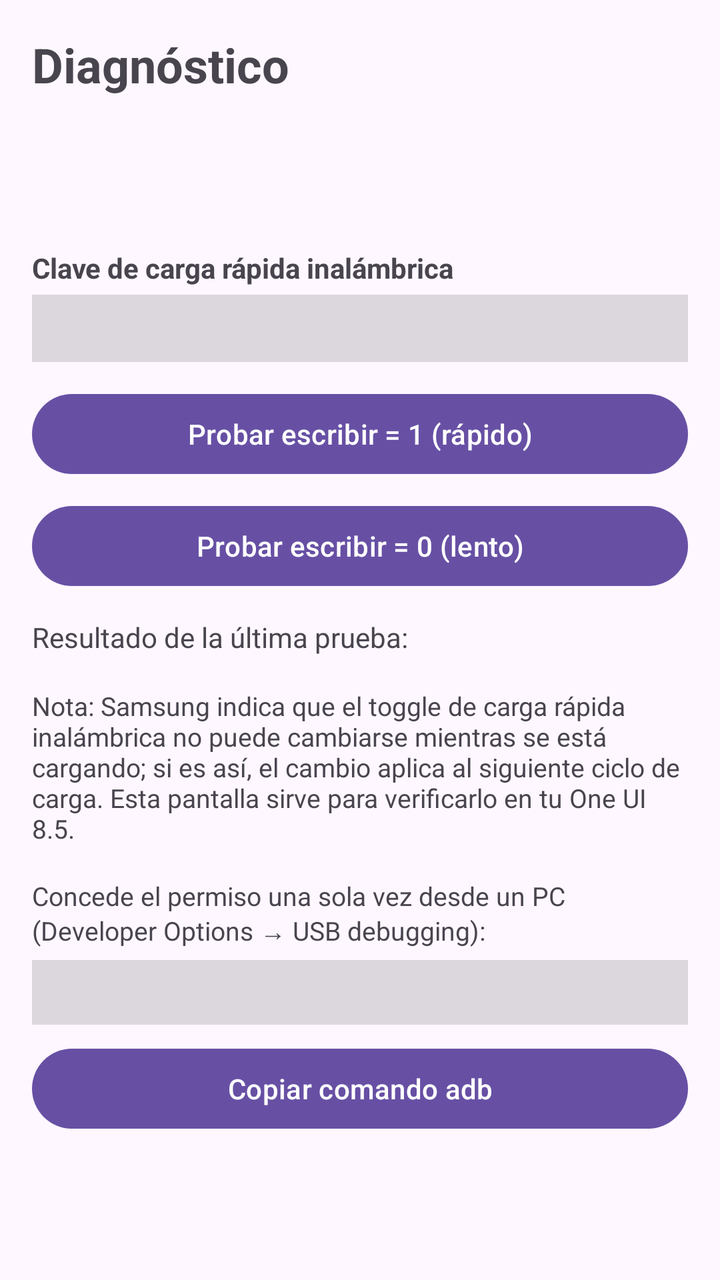
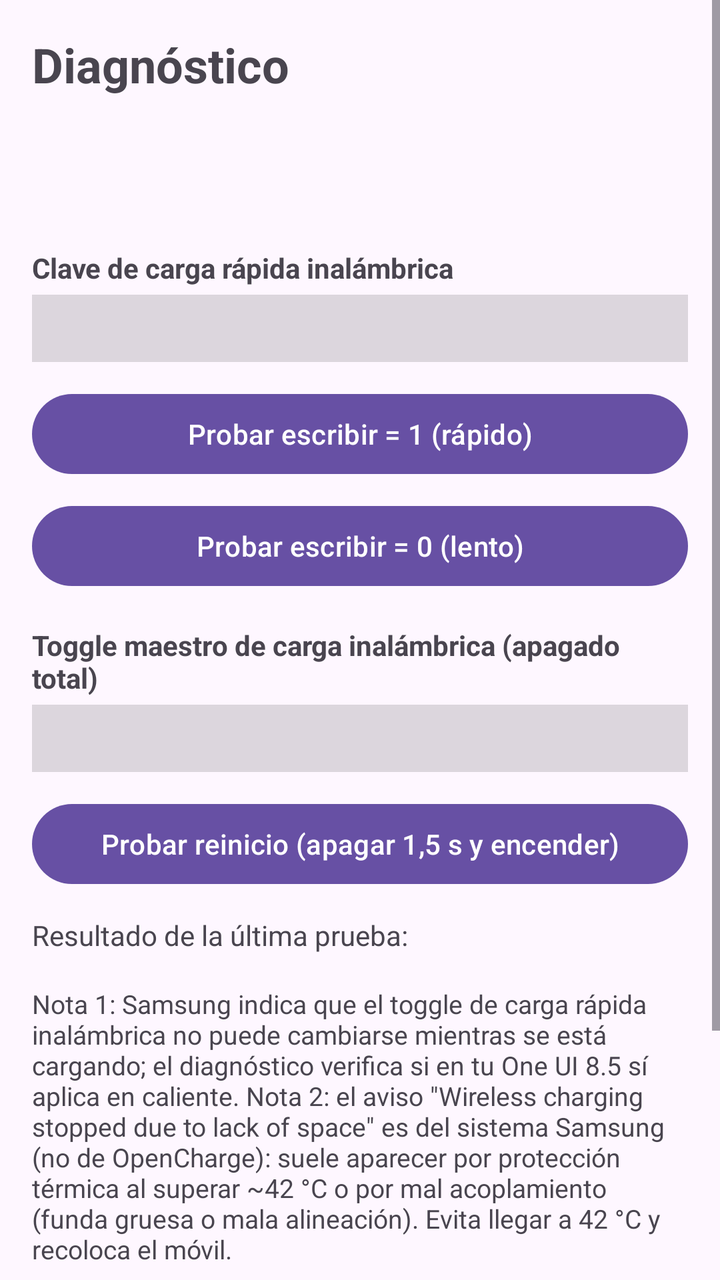

Before-and-after screenshots of an Android layout around one commit, followed by the original layout XML and the change that was made.
<!-- AndroidManifest.xml: application theme Theme.OpenCharge -->
<!-- res/layout/activity_diagnostico.xml -->
<?xml version="1.0" encoding="utf-8"?>
<ScrollView xmlns:android="http://schemas.android.com/apk/res/android"
    android:layout_width="match_parent"
    android:layout_height="match_parent">

    <LinearLayout
        android:layout_width="match_parent"
        android:layout_height="wrap_content"
        android:orientation="vertical"
        android:padding="16dp">

        <TextView
            android:layout_width="wrap_content"
            android:layout_height="wrap_content"
            android:text="@string/diag_title"
            android:textSize="24sp"
            android:textStyle="bold" />

        <TextView
            android:id="@+id/txt_device"
            android:layout_width="match_parent"
            android:layout_height="wrap_content"
            android:layout_marginTop="16dp"
            android:textSize="14sp" />

        <TextView
            android:id="@+id/txt_samsung"
            android:layout_width="match_parent"
            android:layout_height="wrap_content"
            android:layout_marginTop="6dp"
            android:textSize="14sp" />

        <TextView
            android:layout_width="match_parent"
            android:layout_height="wrap_content"
            android:layout_marginTop="16dp"
            android:text="@string/diag_key"
            android:textStyle="bold" />

        <TextView
            android:id="@+id/txt_key_value"
            android:layout_width="match_parent"
            android:layout_height="wrap_content"
            android:layout_marginTop="4dp"
            android:background="#22000000"
            android:fontFamily="monospace"
            android:padding="8dp"
            android:textSize="13sp" />

        <Button
            android:id="@+id/btn_write1"
            android:layout_width="match_parent"
            android:layout_height="wrap_content"
            android:layout_marginTop="12dp"
            android:text="@string/diag_write1" />

        <Button
            android:id="@+id/btn_write0"
            android:layout_width="match_parent"
            android:layout_height="wrap_content"
            android:layout_marginTop="8dp"
            android:text="@string/diag_write0" />

        <TextView
            android:id="@+id/txt_test_result"
            android:layout_width="match_parent"
            android:layout_height="wrap_content"
            android:layout_marginTop="12dp"
            android:text="@string/diag_test_result"
            android:textSize="14sp" />

        <TextView
            android:layout_width="match_parent"
            android:layout_height="wrap_content"
            android:layout_marginTop="16dp"
            android:text="@string/diag_note"
            android:textSize="13sp" />

        <TextView
            android:layout_width="match_parent"
            android:layout_height="wrap_content"
            android:layout_marginTop="16dp"
            android:text="@string/adb_hint"
            android:textSize="13sp" />

        <TextView
            android:id="@+id/txt_adb_diag"
            android:layout_width="match_parent"
            android:layout_height="wrap_content"
            android:layout_marginTop="6dp"
            android:background="#22000000"
            android:fontFamily="monospace"
            android:padding="8dp"
            android:textIsSelectable="true"
            android:textSize="12sp" />

        <Button
            android:id="@+id/btn_copy_diag"
            android:layout_width="match_parent"
            android:layout_height="wrap_content"
            android:layout_marginTop="8dp"
            android:text="@string/btn_copy" />
    </LinearLayout>
</ScrollView>
<!-- resources referenced by this layout -->
<resources>
  <string name="adb_hint">Concede el permiso una sola vez desde un PC (Developer Options → USB debugging):</string>
  <string name="btn_copy">Copiar comando adb</string>
  <string name="diag_key">Clave de carga rápida inalámbrica</string>
  <string name="diag_note">Nota: Samsung indica que el toggle de carga rápida inalámbrica no puede cambiarse mientras se está cargando; si es así, el cambio aplica al siguiente ciclo de carga. Esta pantalla sirve para verificarlo en tu One UI 8.5.</string>
  <string name="diag_test_result">Resultado de la última prueba:</string>
  <string name="diag_title">Diagnóstico</string>
  <string name="diag_write0">Probar escribir = 0 (lento)</string>
  <string name="diag_write1">Probar escribir = 1 (rápido)</string>
  <style name="Theme.OpenCharge" parent="Theme.Material3.DayNight.NoActionBar" />
</resources>

<!-- the commit's change to res/layout/activity_diagnostico.xml (unified diff, before → after) -->
@@ -62,6 +62,30 @@
             android:text="@string/diag_write0" />
 
         <TextView
+            android:layout_width="match_parent"
+            android:layout_height="wrap_content"
+            android:layout_marginTop="16dp"
+            android:text="@string/diag_master"
+            android:textStyle="bold" />
+
+        <TextView
+            android:id="@+id/txt_master_value"
+            android:layout_width="match_parent"
+            android:layout_height="wrap_content"
+            android:layout_marginTop="4dp"
+            android:background="#22000000"
+            android:fontFamily="monospace"
+            android:padding="8dp"
+            android:textSize="13sp" />
+
+        <Button
+            android:id="@+id/btn_master_test"
+            android:layout_width="match_parent"
+            android:layout_height="wrap_content"
+            android:layout_marginTop="12dp"
+            android:text="@string/diag_master_test" />
+
+        <TextView
             android:id="@+id/txt_test_result"
             android:layout_width="match_parent"
             android:layout_height="wrap_content"
<!-- resource entries referenced after the edit -->
@@ -3,7 +3,9 @@
   <string name="adb_hint">Concede el permiso una sola vez desde un PC (Developer Options → USB debugging):</string>
   <string name="btn_copy">Copiar comando adb</string>
   <string name="diag_key">Clave de carga rápida inalámbrica</string>
-  <string name="diag_note">Nota: Samsung indica que el toggle de carga rápida inalámbrica no puede cambiarse mientras se está cargando; si es así, el cambio aplica al siguiente ciclo de carga. Esta pantalla sirve para verificarlo en tu One UI 8.5.</string>
+  <string name="diag_master">Toggle maestro de carga inalámbrica (apagado total)</string>
+  <string name="diag_master_test">Probar reinicio (apagar 1,5 s y encender)</string>
+  <string name="diag_note">Nota 1: Samsung indica que el toggle de carga rápida inalámbrica no puede cambiarse mientras se está cargando; el diagnóstico verifica si en tu One UI 8.5 sí aplica en caliente. Nota 2: el aviso \"Wireless charging stopped due to lack of space\" es del sistema Samsung (no de OpenCharge): suele aparecer por protección térmica al superar ~42 °C o por mal acoplamiento (funda gruesa o mala alineación). Evita llegar a 42 °C y recoloca el móvil.</string>
   <string name="diag_test_result">Resultado de la última prueba:</string>
   <string name="diag_title">Diagnóstico</string>
   <string name="diag_write0">Probar escribir = 0 (lento)</string>
